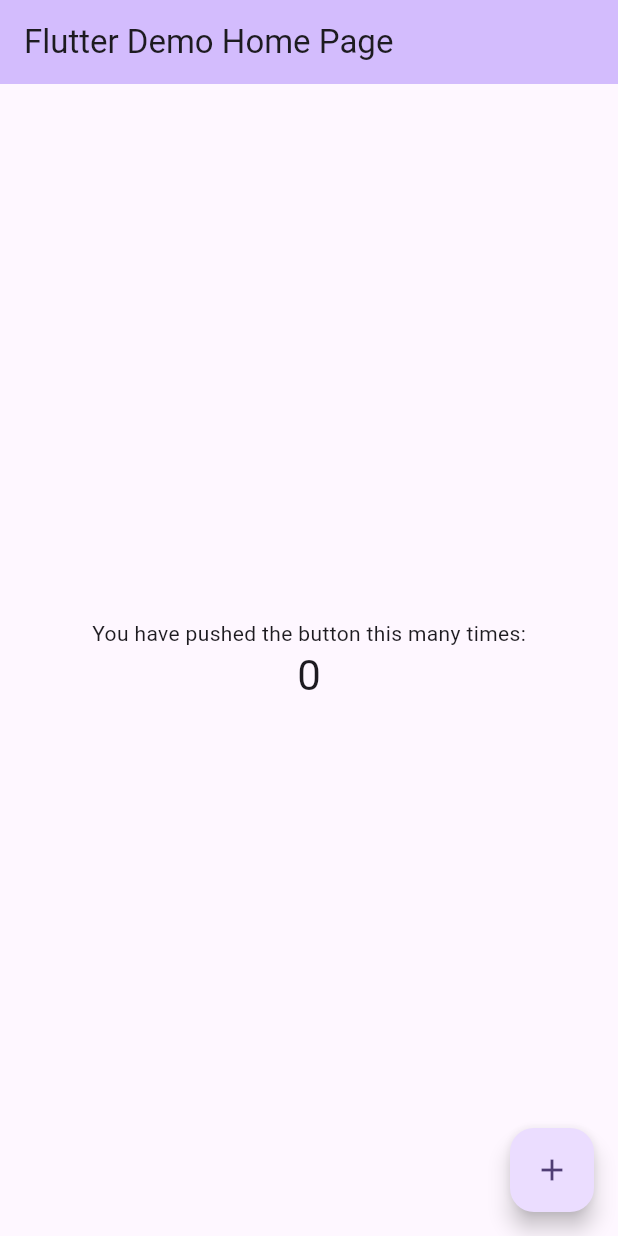
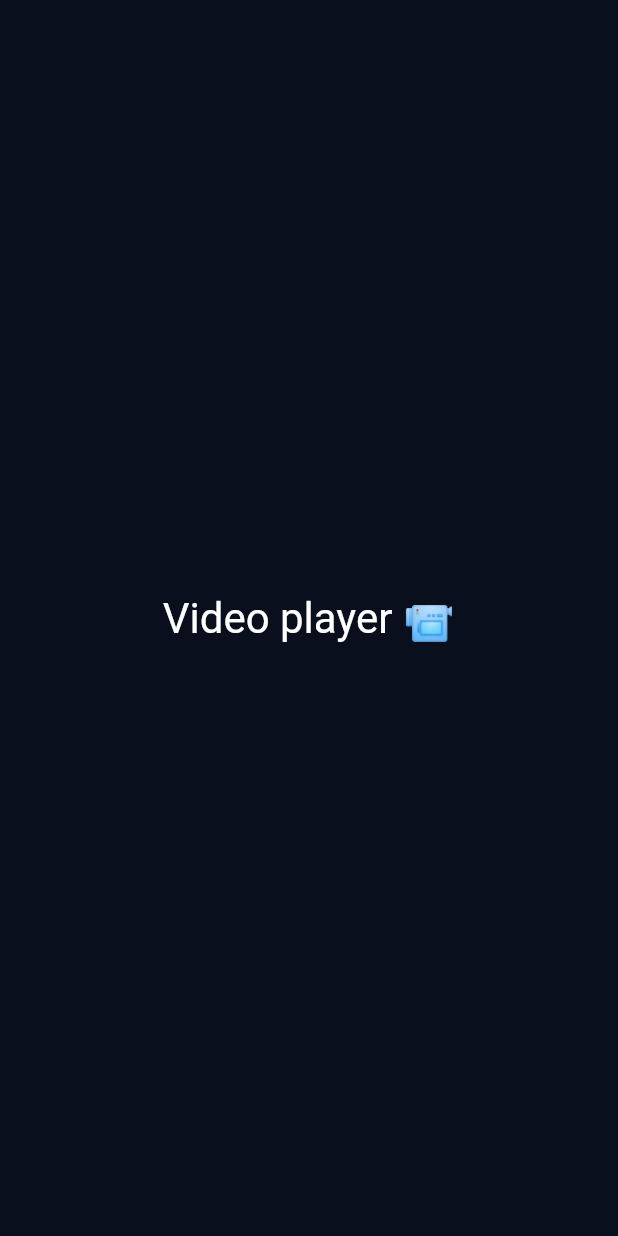
Before and after one commit to AyaAbdElmoneim158/EL-BRICS, a Flutter app: the screen it shows after launch, on a phone screen of 412 x 824 dp. Run offline on Flutter 3.47's test engine with Material 3 defaults, Android fonts, the phone set to English and light mode, and no system bars.

Commit message:
💡 Start task.1 (Video_player)

```diff
--- /dev/null
+++ b/app/lib/app_theme.dart
@@ -0,0 +1,55 @@
+import 'package:flutter/material.dart';
+import 'dart:math';
+
+class AppTheme {
+  static int tintValue(int value, double factor) =>
+      max(0, min((value + ((255 - value) * factor)).round(), 255));
+
+  static Color tintColor(Color color, double factor) => Color.fromRGBO(
+      tintValue(color.red, factor),
+      tintValue(color.green, factor),
+      tintValue(color.blue, factor),
+      1);
+
+  static int shadeValue(int value, double factor) =>
+      max(0, min(value - (value * factor).round(), 255));
+
+  static Color shadeColor(Color color, double factor) => Color.fromRGBO(
+      shadeValue(color.red, factor),
+      shadeValue(color.green, factor),
+      shadeValue(color.blue, factor),
+      1);
+
+  static ThemeData darkTheme = ThemeData(
+    primaryColor: const Color(0xffe51449),
+    primarySwatch: MaterialColor(const Color(0xffe51449).value, {
+      50: tintColor(const Color(0xffe51449), 0.9),
+      100: tintColor(const Color(0xffe51449), 0.8),
+      200: tintColor(const Color(0xffe51449), 0.6),
+      300: tintColor(const Color(0xffe51449), 0.4),
+      400: tintColor(const Color(0xffe51449), 0.2),
+      500: const Color(0xffe51449),
+      600: shadeColor(const Color(0xffe51449), 0.1),
+      700: shadeColor(const Color(0xffe51449), 0.2),
+      800: shadeColor(const Color(0xffe51449), 0.3),
+      900: shadeColor(const Color(0xffe51449), 0.4),
+    }),
+    appBarTheme: const AppBarTheme(
+      backgroundColor: Color(0xff1a1b2c),
+      elevation: 0,
+      scrolledUnderElevation: 0,
+    ),
+    scaffoldBackgroundColor: const Color(0xff0a0f1d),
+    brightness: Brightness.dark,
+    floatingActionButtonTheme: FloatingActionButtonThemeData(
+      backgroundColor: const Color(0xffe51449),
+      focusColor: const Color(0xffe51449).withOpacity(0.8),
+      splashColor: const Color(0xffe51449).withOpacity(0.6),
+    ),
+    bottomNavigationBarTheme: const BottomNavigationBarThemeData(
+      backgroundColor: Color(0xff1a1b2c),
+      elevation: 0,
+      type: BottomNavigationBarType.fixed,
+    ),
+  );
+}
--- a/app/lib/main.dart
+++ b/app/lib/main.dart
@@ -1,125 +1,8 @@
 import 'package:flutter/material.dart';
 
+import 'video_player_app.dart';
+
 void main() {
-  runApp(const MyApp());
+  runApp(const VideoPlayerApp());
 }
-
-class MyApp extends StatelessWidget {
-  const MyApp({super.key});
-
-  // This widget is the root of your application.
-  @override
-  Widget build(BuildContext context) {
-    return MaterialApp(
-      title: 'Flutter Demo',
-      theme: ThemeData(
-        // This is the theme of your application.
-        //
-        // TRY THIS: Try running your application with "flutter run". You'll see
-        // the application has a purple toolbar. Then, without quitting the app,
-        // try changing the seedColor in the colorScheme below to Colors.green
-        // and then invoke "hot reload" (save your changes or press the "hot
-        // reload" button in a Flutter-supported IDE, or press "r" if you used
-        // the command line to start the app).
-        //
-        // Notice that the counter didn't reset back to zero; the application
-        // state is not lost during the reload. To reset the state, use hot
-        // restart instead.
-        //
-        // This works for code too, not just values: Most code changes can be
-        // tested with just a hot reload.
-        colorScheme: ColorScheme.fromSeed(seedColor: Colors.deepPurple),
-        useMaterial3: true,
-      ),
-      home: const MyHomePage(title: 'Flutter Demo Home Page'),
-    );
-  }
-}
-
-class MyHomePage extends StatefulWidget {
-  const MyHomePage({super.key, required this.title});
-
-  // This widget is the home page of your application. It is stateful, meaning
-  // that it has a State object (defined below) that contains fields that affect
-  // how it looks.
-
-  // This class is the configuration for the state. It holds the values (in this
-  // case the title) provided by the parent (in this case the App widget) and
-  // used by the build method of the State. Fields in a Widget subclass are
-  // always marked "final".
-
-  final String title;
-
-  @override
-  State<MyHomePage> createState() => _MyHomePageState();
-}
-
-class _MyHomePageState extends State<MyHomePage> {
-  int _counter = 0;
-
-  void _incrementCounter() {
-    setState(() {
-      // This call to setState tells the Flutter framework that something has
-      // changed in this State, which causes it to rerun the build method below
-      // so that the display can reflect the updated values. If we changed
-      // _counter without calling setState(), then the build method would not be
-      // called again, and so nothing would appear to happen.
-      _counter++;
-    });
-  }
-
-  @override
-  Widget build(BuildContext context) {
-    // This method is rerun every time setState is called, for instance as done
-    // by the _incrementCounter method above.
-    //
-    // The Flutter framework has been optimized to make rerunning build methods
-    // fast, so that you can just rebuild anything that needs updating rather
-    // than having to individually change instances of widgets.
-    return Scaffold(
-      appBar: AppBar(
-        // TRY THIS: Try changing the color here to a specific color (to
-        // Colors.amber, perhaps?) and trigger a hot reload to see the AppBar
-        // change color while the other colors stay the same.
-        backgroundColor: Theme.of(context).colorScheme.inversePrimary,
-        // Here we take the value from the MyHomePage object that was created by
-        // the App.build method, and use it to set our appbar title.
-        title: Text(widget.title),
-      ),
-      body: Center(
-        // Center is a layout widget. It takes a single child and positions it
-        // in the middle of the parent.
-        child: Column(
-          // Column is also a layout widget. It takes a list of children and
-          // arranges them vertically. By default, it sizes itself to fit its
-          // children horizontally, and tries to be as tall as its parent.
-          //
-          // Column has various properties to control how it sizes itself and
-          // how it positions its children. Here we use mainAxisAlignment to
-          // center the children vertically; the main axis here is the vertical
-          // axis because Columns are vertical (the cross axis would be
-          // horizontal).
-          //
-          // TRY THIS: Invoke "debug painting" (choose the "Toggle Debug Paint"
-          // action in the IDE, or press "p" in the console), to see the
-          // wireframe for each widget.
-          mainAxisAlignment: MainAxisAlignment.center,
-          children: <Widget>[
-            const Text(
-              'You have pushed the button this many times:',
-            ),
-            Text(
-              '$_counter',
-              style: Theme.of(context).textTheme.headlineMedium,
-            ),
-          ],
-        ),
-      ),
-      floatingActionButton: FloatingActionButton(
-        onPressed: _incrementCounter,
-        tooltip: 'Increment',
-        child: const Icon(Icons.add),
-      ), // This trailing comma makes auto-formatting nicer for build methods.
-    );
-  }
-}
+// https://cdn.pixabay.com/video/2019/02/28/21723-320725678_large.mp4
--- /dev/null
+++ b/app/lib/video_player_app.dart
@@ -0,0 +1,26 @@
+import 'package:app/app_theme.dart';
+import 'package:flutter/material.dart';
+
+class VideoPlayerApp extends StatelessWidget {
+  const VideoPlayerApp({super.key});
+
+  @override
+  Widget build(BuildContext context) {
+    return MaterialApp(
+      debugShowCheckedModeBanner: false,
+      themeMode: ThemeMode.dark,
+      darkTheme: AppTheme.darkTheme,
+      home: Scaffold(
+        body: Center(
+          child: Text(
+            "Video player 📹",
+            style: Theme.of(context)
+                .textTheme
+                .headlineMedium!
+                .copyWith(color: Colors.white),
+          ),
+        ),
+      ),
+    );
+  }
+}
```
Also changed, not shown: app/pubspec.yaml (+4 -60 lines), app/pubspec.lock, 3 other files.
